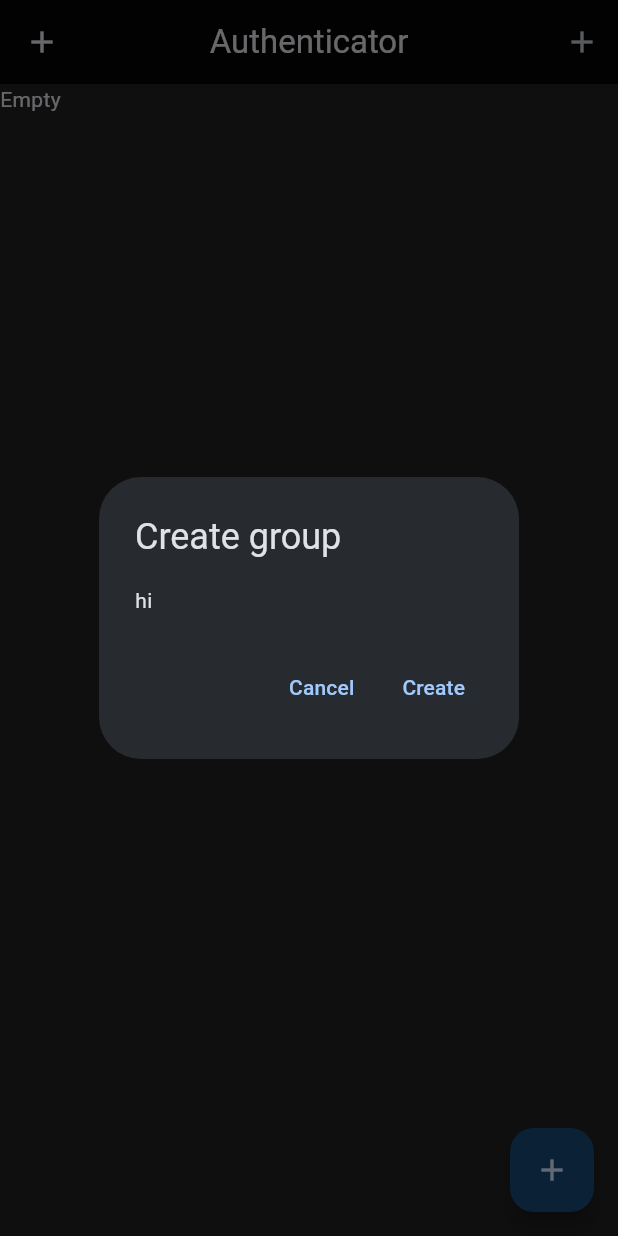
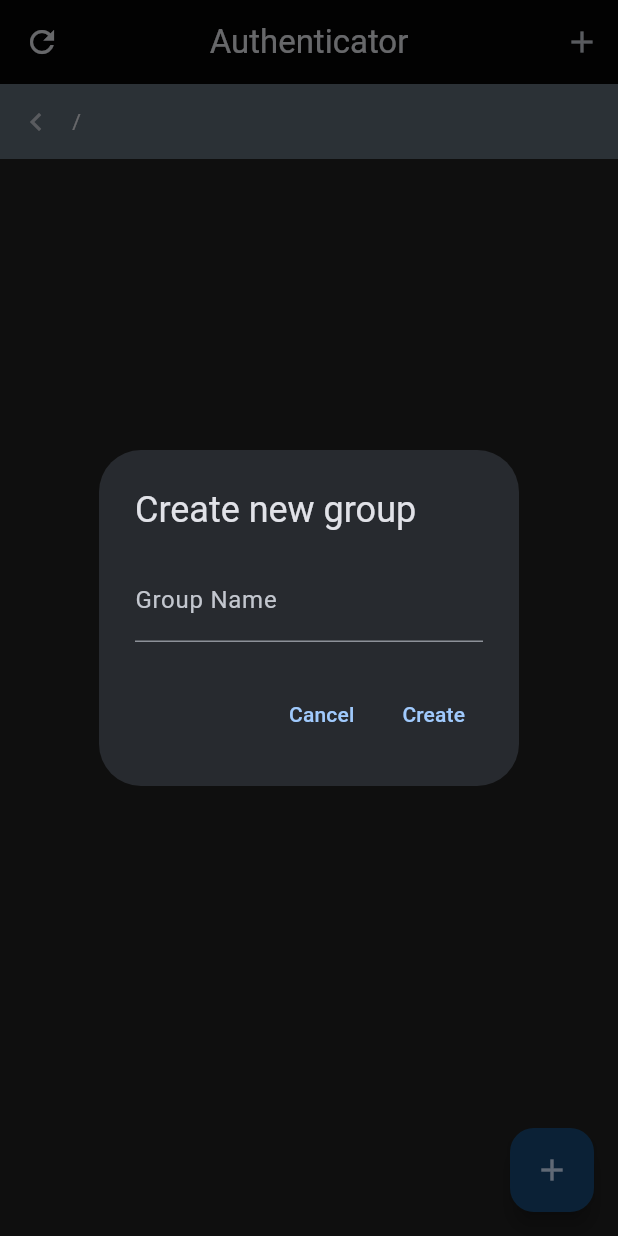
Before and after one commit to sunnydodti/authenticator, a Flutter app: the screen it shows after launch, after a tap on the "add" icon, on a phone screen of 412 x 824 dp. Run offline on Flutter 3.47's test engine with Material 3 defaults, Android fonts, the phone set to English and light mode, and no system bars; our stand-ins replace logger, sqflite; missing offline and left inert: base32, flutter_zxing; accounts and stored records are empty.

Commit message:
fetching data based on groups

```diff
--- a/fluter/authenticator/lib/data/database/auth_item_helper.dart
+++ b/fluter/authenticator/lib/data/database/auth_item_helper.dart
@@ -53,6 +53,16 @@ class AuthItemHelper {
     return await database.query(Constants.db.authItem.table);
   }
 
+  Future<List<Map<String, dynamic>>> getAuthItemsForGroup(int groupId) async {
+    _logger.i("getting auth items");
+    Database database = getDatabase;
+    return await database.query(
+      Constants.db.authItem.table,
+      where: "${Constants.db.authItem.groupId} = ?",
+      whereArgs: [groupId],
+    );
+  }
+
   Future<Map<String, dynamic>?> getAuthItemBySecret(String secret) async {
     _logger.i("getting auth item by secret $secret");
     Database database = getDatabase;
--- a/fluter/authenticator/lib/data/database/group_helper.dart
+++ b/fluter/authenticator/lib/data/database/group_helper.dart
@@ -60,6 +60,16 @@ class GroupHelper {
     return await database.query(Constants.db.group.table);
   }
 
+  Future<List<Map<String, dynamic>>> getGroupsIn(int groupId) async {
+    _logger.i("Getting all groups");
+    Database database = getDatabase;
+    return await database.query(
+      Constants.db.group.table,
+      where: "${Constants.db.group.parentId} = ?",
+      whereArgs: [groupId],
+    );
+  }
+
   Future<Map<String, dynamic>?> getGroupById(String id) async {
     _logger.i("Getting group by ID: $id");
     Database database = getDatabase;
--- a/fluter/authenticator/lib/data/providers/auth_item_provider.dart
+++ b/fluter/authenticator/lib/data/providers/auth_item_provider.dart
@@ -77,8 +77,10 @@ class AuthItemProvider extends ChangeNotifier {
   }
 
   /// create Auth Item in DB
-  void createAuthItem(AuthItem item) async {
+  Future<int> createAuthItem(AuthItem item) async {
     AuthItemService service = await _authItemService;
-    if (await service.addAuthItem(item) > 0) refresh();
+    int result = await service.addAuthItem(item);
+    if (result > 0) refresh();
+    return result;
   }
 }
--- /dev/null
+++ b/fluter/authenticator/lib/data/providers/data_provider.dart
@@ -0,0 +1,139 @@
+import 'package:authenticator/enums/list_item_type.dart';
+import 'package:flutter/foundation.dart';
+import 'package:logger/logger.dart';
+
+import '../../constants/constants.dart';
+import '../../models/auth_item.dart';
+import '../../models/group.dart';
+import '../../models/list_item.dart';
+import '../../services/auth_item_service.dart';
+import '../../services/group_service.dart';
+
+class DataProvider extends ChangeNotifier {
+  late final Future<AuthItemService> _authItemService;
+  late final Future<GroupService> _groupService;
+
+  static final Logger _logger =
+      Logger(printer: SimplePrinter(), level: Level.info);
+
+  DataProvider() {
+    _init();
+  }
+
+  Future<void> _init() async {
+    _authItemService = AuthItemService.create();
+    _groupService = GroupService.create();
+  }
+
+  List<ListItem> _items = [];
+  List<Group> groupStack = [];
+
+  Group? _currentGroup;
+
+  /// Get list of all authenticator items
+  List<ListItem> get items => _items;
+
+  int get currentGroupId {
+    if (_currentGroup == null) return Constants.db.group.defaultGroupId;
+    return _currentGroup!.id!;
+  }
+
+  Group? get currentGroup => _currentGroup;
+
+  bool canPop = false;
+  bool isRoot = false;
+
+  bool get isAtRoot => (currentGroup == null ||
+      currentGroup!.id == Constants.db.group.defaultGroupId);
+
+  void setCurrentGroup(Group group, {bool refreshData = false}) {
+    _currentGroup = group;
+    groupStack.add(group);
+    canPop = false;
+    if (refreshData) refresh();
+  }
+
+  void popCurrentGroup({bool refreshData = false}) {
+    if (groupStack.isNotEmpty) {
+      groupStack.removeLast();
+      _currentGroup = (groupStack.isNotEmpty) ? groupStack.last : null;
+      if (refreshData) refresh();
+    }
+  }
+
+  /// Add an authenticator item in memory (not DB)
+  void addListItem(ListItem item) {
+    _items.add(item);
+    notifyListeners();
+  }
+
+  /// Insert an authenticator item at a specific index (not DB)
+  void insertListItem(int index, ListItem item) {
+    _items.insert(index, item);
+    notifyListeners();
+  }
+
+  /// Get authenticator item by ID (not from DB)
+  ListItem? getListItem(int id) {
+    try {
+      return _items.firstWhere((item) => item.id == id);
+    } catch (e, stackTrace) {
+      _logger.e('Error getting authenticator item ($id): $e - \n$stackTrace');
+      return null;
+    }
+  }
+
+  /// Edit an authenticator item in memory (not DB)
+  void editListItem(ListItem editedItem) {
+    final index = _items.indexWhere((item) => item.id == editedItem.id);
+    if (index != -1) {
+      _items[index] = editedItem;
+      notifyListeners();
+    }
+  }
+
+  /// Delete an authenticator item by ID (not DB)
+  void deleteListItem(int id) {
+    _items.removeWhere((item) => item.id == id);
+    notifyListeners();
+  }
+
+  /// Refresh data from DB
+  Future<void> refresh({bool notify = true}) async {
+    try {
+      List<ListItem> items = await _getListItems();
+      _items = items;
+      if (notify) notifyListeners();
+    } catch (e, stackTrace) {
+      _logger.e('Error refreshing authenticator items: $e - \n$stackTrace');
+    }
+  }
+
+  /// Fetch updated data from DB
+  Future<List<ListItem>> _getListItems() async {
+    AuthItemService authItemService = await _authItemService;
+    GroupService groupService = await _groupService;
+
+    int groupId = _currentGroup != null
+        ? _currentGroup!.id!
+        : Constants.db.group.defaultGroupId;
+
+    List<AuthItem> authItems =
+        await authItemService.getAuthItemsForGroup(groupId);
+
+    List<Group> groups = await groupService.getGroupsIn(groupId);
+
+    List<ListItem> listItems = <ListItem>[];
+    int count = 0;
+    for (var e in groups) {
+      count++;
+      listItems.add(ListItem(count, ListItemType.group, e, null));
+    }
+    for (var e in authItems) {
+      count++;
+      listItems.add(ListItem(count, ListItemType.authItem, null, e));
+    }
+
+    return listItems;
+  }
+}
--- a/fluter/authenticator/lib/data/providers/group_provider.dart
+++ b/fluter/authenticator/lib/data/providers/group_provider.dart
@@ -21,12 +21,6 @@ class GroupProvider extends ChangeNotifier {
 
   /// Get list of all groups
   List<Group> get groups => _groups;
-
-  Group? _currentGroup;
-
-  Group? get currentGroup => _currentGroup;
-
-  set setCurrentGroup(Group group) => _currentGroup = group;
 
   /// Add an group item in memory (not DB)
   void addGroup(Group item) {
@@ -100,11 +94,12 @@ class GroupProvider extends ChangeNotifier {
   }
 
   /// create Auth Item in DB
-  Future<void> createNewGroup(String name, {bool isLeaf = true}) async {
+  Future<int> createNewGroup(String name, int parentId,
+      {bool isLeaf = true}) async {
     GroupService service = await _groupService;
-    var result = await service.createNewGroup(name, parent: _currentGroup, isLeaf: isLeaf);
-    // if (await service.addGroup(item) > 0) refresh();
+    var result = await service.createNewGroup(name, parentId, isLeaf: isLeaf);
 
-    int a = 0;
+    if (result > 0) return result;
+    return -1;
   }
 }
--- /dev/null
+++ b/fluter/authenticator/lib/enums/list_item_type.dart
@@ -0,0 +1 @@
+enum ListItemType { group, authItem }
--- a/fluter/authenticator/lib/main.dart
+++ b/fluter/authenticator/lib/main.dart
@@ -1,3 +1,4 @@
+import 'package:authenticator/data/providers/data_provider.dart';
 import 'package:authenticator/ui/screens/home_screen.dart';
 import 'package:flutter/material.dart';
 import 'package:provider/provider.dart';
@@ -16,6 +17,7 @@ class MyApp extends StatelessWidget {
   Widget build(BuildContext context) {
     return MultiProvider(
       providers: [
+        ChangeNotifierProvider(create: (context) => DataProvider()),
         ChangeNotifierProvider(create: (context) => AuthItemProvider()),
         ChangeNotifierProvider(create: (context) => GroupProvider()),
       ],
--- /dev/null
+++ b/fluter/authenticator/lib/models/list_item.dart
@@ -0,0 +1,15 @@
+import 'dart:ui';
+
+import 'package:authenticator/enums/list_item_type.dart';
+import 'package:authenticator/models/auth_item.dart';
+import 'package:authenticator/models/group.dart';
+
+class ListItem {
+  final int id;
+  final ListItemType type;
+  final Group? group;
+  final AuthItem? authItem;
+  VoidCallback? onClick;
+
+  ListItem(this.id, this.type, this.group, this.authItem);
+}
--- a/fluter/authenticator/lib/services/auth_item_service.dart
+++ b/fluter/authenticator/lib/services/auth_item_service.dart
@@ -22,6 +22,19 @@ class AuthItemService {
     try {
       final List<Map<String, dynamic>> authItems =
           await _authItemHelper.getAuthItems();
+      return authItems
+          .map((authItemMap) => AuthItem.fromMap(authItemMap))
+          .toList();
+    } catch (e, stackTrace) {
+      _logger.e("Error getting auth_items - $e - \n$stackTrace");
+      return [];
+    }
+  }
+
+  Future<List<AuthItem>> getAuthItemsForGroup(int groupId) async {
+    try {
+      final List<Map<String, dynamic>> authItems =
+          await _authItemHelper.getAuthItemsForGroup(groupId);
       return authItems
           .map((authItemMap) => AuthItem.fromMap(authItemMap))
           .toList();
--- a/fluter/authenticator/lib/services/group_service.dart
+++ b/fluter/authenticator/lib/services/group_service.dart
@@ -22,6 +22,17 @@ class GroupService {
     try {
       final List<Map<String, dynamic>> groupMaps =
           await _groupHelper.getGroups();
+      return groupMaps.map((groupMap) => Group.fromMap(groupMap)).toList();
+    } catch (e, stackTrace) {
+      _logger.e("Error getting groups - $e - \n$stackTrace");
+      return [];
+    }
+  }
+
+  Future<List<Group>> getGroupsIn(int groupId) async {
+    try {
+      final List<Map<String, dynamic>> groupMaps =
+          await _groupHelper.getGroupsIn(groupId);
       return groupMaps.map((groupMap) => Group.fromMap(groupMap)).toList();
     } catch (e, stackTrace) {
       _logger.e("Error getting groups - $e - \n$stackTrace");
@@ -107,14 +118,14 @@ class GroupService {
 
 
   /// create a new group with/without parent
-  Future<int> createNewGroup(String name,
-      {Group? parent, bool isLeaf = true}) async {
+  Future<int> createNewGroup(String name, int parentId,
+      {bool isLeaf = true}) async {
     try {
       Group group = Group(
         id: -1,
         name: name,
         isLeaf: isLeaf,
-        parentId: parent?.parentId,
+        parentId: parentId,
       );
       final result = await _groupHelper.addGroup(group.toMap());
       return result;
--- a/fluter/authenticator/lib/ui/screens/home_screen.dart
+++ b/fluter/authenticator/lib/ui/screens/home_screen.dart
@@ -1,8 +1,11 @@
+import 'package:authenticator/data/providers/data_provider.dart';
 import 'package:authenticator/ui/helpers/navigation_helper.dart';
 import 'package:authenticator/ui/widgets/add_auth_item_button.dart';
 import 'package:authenticator/ui/widgets/auth_item/auth_item_list.dart';
+import 'package:authenticator/ui/widgets/breadcrumbs.dart';
 import 'package:authenticator/ui/widgets/common/app_bar_widget.dart';
 import 'package:flutter/material.dart';
+import 'package:provider/provider.dart';
 
 import '../../constants/constants.dart';
 
@@ -14,17 +17,45 @@ class HomeScreen extends StatefulWidget {
 }
 
 class _HomeScreenState extends State<HomeScreen> {
+  DataProvider get dataProvider =>
+      Provider.of<DataProvider>(context, listen: false);
+
   @override
   Widget build(BuildContext context) {
-    return Scaffold(
+    return PopScope(
+      canPop: checkCanPop(),
+      onPopInvokedWithResult: handelPop,
+      child: Scaffold(
         appBar: AppBarWidget(),
-        body: AuthItemList(),
+        body: Column(
+          mainAxisSize: MainAxisSize.min,
+          children: [
+            Breadcrumbs(),
+            AuthItemList(),
+          ],
+        ),
         backgroundColor: Constants.theme.dark.backgroundColor,
-      floatingActionButton: AddAuthItemButton(),
+        floatingActionButton: AddAuthItemButton(),
+      ),
     );
+  }
+
+  void handelPop(didPop, result) {
+    if (dataProvider.isAtRoot) {
+      setState(() => dataProvider.canPop = true);
+      ScaffoldMessenger.of(context)
+          .showSnackBar(SnackBar(content: Text('Press back again to exit')));
+      return;
+    }
+
+    dataProvider.popCurrentGroup(refreshData: true);
   }
 
   void addAuthItem() {
     NavigationHelper.navigateToScreen(context, Placeholder());
   }
+
+  checkCanPop() {
+    return dataProvider.canPop;
+  }
 }
--- a/fluter/authenticator/lib/ui/widgets/auth_item/auth_item_list.dart
+++ b/fluter/authenticator/lib/ui/widgets/auth_item/auth_item_list.dart
@@ -1,9 +1,11 @@
+import 'package:authenticator/enums/list_item_type.dart';
 import 'package:authenticator/ui/widgets/auth_item/auth_item_tile.dart';
+import 'package:authenticator/ui/widgets/group/group_tile.dart';
 import 'package:flutter/material.dart';
 import 'package:provider/provider.dart';
 
-import '../../../data/providers/auth_item_provider.dart';
-import '../../../models/auth_item.dart';
+import '../../../data/providers/data_provider.dart';
+import '../../../models/list_item.dart';
 
 class AuthItemList extends StatefulWidget {
   const AuthItemList({super.key});
@@ -15,32 +17,39 @@ class AuthItemList extends StatefulWidget {
 class _AuthItemListState extends State<AuthItemList> {
   @override
   Widget build(BuildContext context) {
-    return FutureBuilder(
+    return Expanded(
+      child: FutureBuilder(
         future: _refresh(context),
         builder: (BuildContext context, AsyncSnapshot<dynamic> snapshot) {
-        return Consumer<AuthItemProvider>(
+          return Consumer<DataProvider>(
             builder: (context, provider, child) {
               return RefreshIndicator(
                   onRefresh: () => provider.refresh(),
-                child: provider.authItems.isEmpty
-                    ? Text('Empty')
+                  child: provider.items.isEmpty
+                      ? Center(child: Text('Click the + button to start'))
                       : Scrollbar(
                           interactive: true,
                           radius: const Radius.circular(5),
                           child: ListView.builder(
-                            itemCount: provider.authItems.length,
+                              itemCount: provider.items.length,
                               itemBuilder: (context, index) {
-                              AuthItem authItem = provider.authItems[index];
-                              return AuthItemTile(authItem: authItem);
+                                ListItem item = provider.items[index];
+                                if (item.type == ListItemType.group) {
+                                  return GroupTile(group: item.group!);
+                                }
+                                return AuthItemTile(authItem: item.authItem!);
                               })));
             },
           );
         },
+      ),
     );
   }
 
   Future<void> _refresh(BuildContext context, {bool notify = true}) async {
-    final provider = Provider.of<AuthItemProvider>(context, listen: false);
+    // final provider = Provider.of<AuthItemProvider>(context, listen: false);
+    // await provider.refresh(notify: notify);
+    final provider = Provider.of<DataProvider>(context, listen: false);
     await provider.refresh(notify: notify);
   }
 }
--- /dev/null
+++ b/fluter/authenticator/lib/ui/widgets/breadcrumbs.dart
@@ -0,0 +1,77 @@
+import 'package:authenticator/data/providers/data_provider.dart';
+import 'package:authenticator/models/group.dart';
+import 'package:flutter/material.dart';
+import 'package:provider/provider.dart';
+
+class Breadcrumbs extends StatefulWidget {
+  const Breadcrumbs({super.key});
+
+  @override
+  State<Breadcrumbs> createState() => _BreadcrumbsState();
+}
+
+class _BreadcrumbsState extends State<Breadcrumbs> {
+  final ScrollController _scrollController = ScrollController();
+  @override
+  void initState() {
+    super.initState();
+    WidgetsBinding.instance.addPostFrameCallback((_) {
+      _scrollToEnd();
+    });
+  }
+
+  void _scrollToEnd() {
+    if (_scrollController.hasClients) {
+      _scrollController.jumpTo(_scrollController.position.maxScrollExtent);
+    }
+  }
+  @override
+  void dispose() {
+    _scrollController.dispose();
+    super.dispose();
+  }
+
+  @override
+  Widget build(BuildContext context) {
+    return Container(
+      color: Colors.blue.shade100.withAlpha(100),
+      padding: EdgeInsets.symmetric(horizontal: 0),
+      height: 50,
+      child: Consumer<DataProvider>(
+        builder: (context, provider, child) {
+          List<Widget> breadcrumbs = [];
+
+          if (provider.groupStack.isEmpty) breadcrumbs.add(buildSeprator());
+
+          for (var group in provider.groupStack) {
+            breadcrumbs.add(buildSeprator());
+            breadcrumbs.add(buildBreadcrumbText(group));
+          }
+          _scrollToEnd();
+          return Row(
+            children: [
+              IconButton(
+                onPressed: () => provider.popCurrentGroup(refreshData: true),
+                icon: Icon(Icons.chevron_left_outlined),
+              ),
+              Expanded(
+                child: SingleChildScrollView(
+                  controller: _scrollController,
+                  scrollDirection: Axis.horizontal,
+                  child: Row(
+                    mainAxisSize: MainAxisSize.max,
+                    children: breadcrumbs,
+                  ),
+                ),
+              )
+            ],
+          );
+        },
+      ),
+    );
+  }
+
+  Text buildBreadcrumbText(Group group) => Text(group.name);
+
+  Text buildSeprator() => Text("/");
+}
--- a/fluter/authenticator/lib/ui/widgets/common/app_bar_widget.dart
+++ b/fluter/authenticator/lib/ui/widgets/common/app_bar_widget.dart
@@ -1,4 +1,5 @@
 import 'package:authenticator/ui/widgets/group/add_group_button.dart';
+import 'package:authenticator/ui/widgets/refresh_button.dart';
 import 'package:flutter/material.dart';
 
 import '../../../constants/constants.dart';
@@ -14,8 +15,10 @@ class AppBarWidget extends StatelessWidget implements PreferredSizeWidget {
       title: Text(title, style: TextStyle()),
       centerTitle: true,
       backgroundColor: Constants.theme.dark.appBarColor,
-      leading: AddGroupButton(),
-      actions: [AddGroupButton()],
+      leading: RefreshButton(),
+      actions: [
+        AddGroupButton(),
+      ],
     );
   }
 
--- a/fluter/authenticator/lib/ui/widgets/group/add_group_button.dart
+++ b/fluter/authenticator/lib/ui/widgets/group/add_group_button.dart
@@ -10,16 +10,19 @@ class AddGroupButton extends StatelessWidget {
   @override
   Widget build(BuildContext context) {
     return Consumer<AuthItemProvider>(builder: (context, value, child) {
-      return IconButton(onPressed: () => showAddGroupForm(context), icon: Icon(Icons.add));
-    },);
+        return IconButton(
+          onPressed: () => showAddGroupForm(context),
+          icon: Icon(Icons.add),
+          tooltip: "Add Group",
+        );
+      },
+    );
   }
 
   void showAddGroupForm(BuildContext context){
     showDialog<int>(
       context: context,
       builder: (BuildContext context) {
-        Text content = const Text(
-            "Warning\nYou will loose all the expenses in this profile");
         return AddGroupDialog();
       },
     );
--- a/fluter/authenticator/lib/ui/widgets/group/add_group_dialog.dart
+++ b/fluter/authenticator/lib/ui/widgets/group/add_group_dialog.dart
@@ -1,6 +1,7 @@
 import 'package:flutter/material.dart';
 import 'package:provider/provider.dart';
 
+import '../../../data/providers/data_provider.dart';
 import '../../../data/providers/group_provider.dart';
 
 class AddGroupDialog extends StatefulWidget {
@@ -11,38 +12,91 @@ class AddGroupDialog extends StatefulWidget {
 }
 
 class _AddGroupDialogState extends State<AddGroupDialog> {
-  String title = "Create group";
+  final _formKey = GlobalKey<FormState>();
+  TextEditingController nameController = TextEditingController();
 
+  String title = "Create new group";
+  String subTitle = "";
   GroupProvider get groupProvider =>
       Provider.of<GroupProvider>(context, listen: false);
+
+  DataProvider get dataProvider =>
+      Provider.of<DataProvider>(context, listen: false);
 
   @override
   void initState() {
     // TODO: implement initState
     super.initState();
-    if (groupProvider.currentGroup != null) {
-      title += " in ${groupProvider.currentGroup?.name}";
+    if (dataProvider.currentGroup != null) {
+      subTitle = " in ${dataProvider.currentGroup?.name}";
     }
   }
 
+  defaultOnTap() => Navigator.pop(context);
+
   Future<bool> onConfirm() async {
-    await groupProvider.createNewGroup("test group", isLeaf: true);
+    if (_formKey.currentState?.validate() ?? false) {
+      int parentId = dataProvider.currentGroupId;
+      int result = await groupProvider.createNewGroup(
+        nameController.text,
+        parentId,
+        isLeaf: true,
+      );
+      String message = "Group not created";
+      if (result > 0) {
+        message = "Group created";
+        dataProvider.refresh(notify: true);
+      }
+      if (mounted) {
+        ScaffoldMessenger.of(context)
+            .showSnackBar(SnackBar(content: Text(message)));
+      }
+
+      defaultOnTap();
+    }
     return false;
   }
 
   @override
   Widget build(BuildContext context) {
-    defaultOnTap() {
-      Navigator.pop(context);
-    }
 
-    ThemeData theme = Theme.of(context);
+    // ThemeData theme = Theme.of(context);
     // TextStyle buttonStyle =
     //     TextStyle(color: ColorHelper.getButtonTextColor(theme));
     return AlertDialog(
       // backgroundColor: ColorHelper.getTileColor(theme),
-      title: Text(title),
-      content: Text("hi"),
+      title: Column(
+        mainAxisSize: MainAxisSize.min,
+        children: [
+          SizedBox(
+              width: double.infinity,
+              child: Text(
+                title,
+                textAlign: TextAlign.left,
+              )),
+          if (subTitle.isNotEmpty)
+            SizedBox(
+              width: double.infinity,
+              child: Text(
+                subTitle,
+                textScaler: TextScaler.linear(.7),
+                textAlign: TextAlign.left,
+              ),
+            )
+        ],
+      ),
+      content: Form(
+        key: _formKey,
+        child: TextFormField(
+          controller: nameController,
+          decoration: InputDecoration(
+              hintText: "Enter Group Name", labelText: "Group Name"),
+          validator: (value) {
+            if (value == null || value.isEmpty) return 'name is required';
+            return null;
+          },
+        ),
+      ),
       actions: <Widget>[
         TextButton(
             child: Text("Cancel"),
@@ -50,11 +104,8 @@ class _AddGroupDialogState extends State<AddGroupDialog> {
               defaultOnTap();
             }),
         TextButton(
+          onPressed: onConfirm,
           child: Text("Create"),
-          onPressed: () async {
-            await onConfirm();
-            defaultOnTap();
-          },
         ),
       ],
     );
--- /dev/null
+++ b/fluter/authenticator/lib/ui/widgets/group/group_tile.dart
@@ -0,0 +1,28 @@
+import 'package:authenticator/data/providers/data_provider.dart';
+import 'package:flutter/material.dart';
+import 'package:provider/provider.dart';
+
+import '../../../models/group.dart';
+
+class GroupTile extends StatefulWidget {
+  final Group group;
+
+  const GroupTile({super.key, required this.group});
+
+  @override
+  State<GroupTile> createState() => _GroupTileState();
+}
+
+class _GroupTileState extends State<GroupTile> {
+  @override
+  Widget build(BuildContext context) {
+    return ListTile(
+      leading: const Icon(Icons.folder),
+      title: Text(widget.group.name),
+      onTap: () {
+        Provider.of<DataProvider>(context, listen: false)
+            .setCurrentGroup(widget.group, refreshData: true);
+      },
+    );
+  }
+}
--- a/fluter/authenticator/lib/ui/widgets/refresh_button.dart
+++ b/fluter/authenticator/lib/ui/widgets/refresh_button.dart
@@ -1,4 +1,3 @@
-import 'package:authenticator/data/providers/auth_item_provider.dart';
 import 'package:authenticator/data/providers/group_provider.dart';
 import 'package:flutter/material.dart';
 import 'package:provider/provider.dart';
@@ -8,8 +7,13 @@ class RefreshButton extends StatelessWidget {
 
   @override
   Widget build(BuildContext context) {
-    return Consumer<GroupProvider>(builder: (context, value, child) {
-      return IconButton(onPressed: (){}, icon: Icon(Icons.refresh));
-    },);;
+    return Consumer<GroupProvider>(
+      builder: (context, provider, child) {
+        return IconButton(
+          onPressed: () => provider.refresh(notify: true),
+          icon: Icon(Icons.refresh),
+        );
+      },
+    );
   }
 }
```
Also changed, not shown: fluter/authenticator/lib/ui/screens/add_secret_screen.dart (+17 -6 lines). Lines whose indentation alone changed are shown as unchanged.
